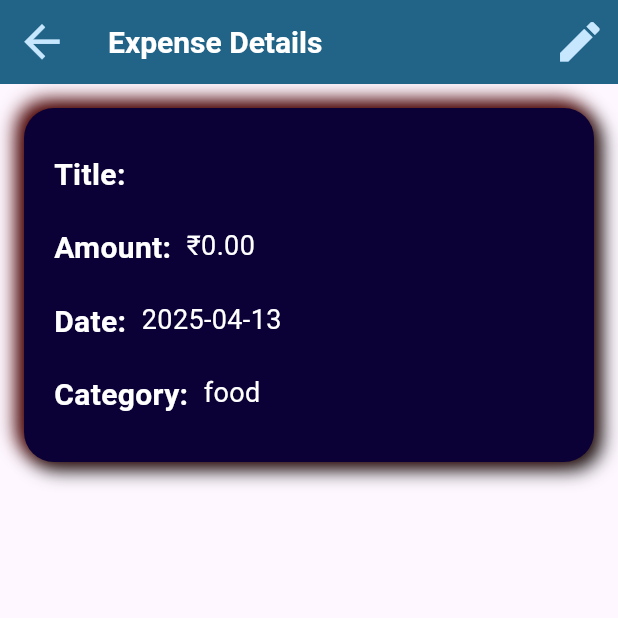
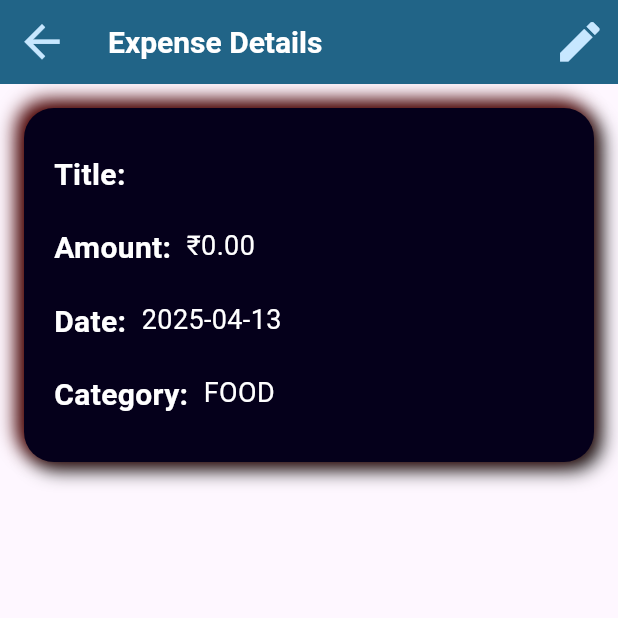
Before and after one commit to S-at-yam/Money-View, a Flutter app: the ExpenseDetailPage screen opened directly with empty values, on a phone screen of 412 x 824 dp, the top half of it. Run offline on Flutter 3.47's test engine with Material 3 defaults, Android fonts, the phone set to English and light mode, and no system bars; our stand-ins replace sqflite; accounts and stored records are empty.

```diff
--- a/lib/pages/expense_detail_page.dart
+++ b/lib/pages/expense_detail_page.dart
@@ -35,7 +35,7 @@ class ExpenseDetailPage extends StatelessWidget {
         child: Container(
           padding: const EdgeInsets.all(20),
           decoration: BoxDecoration(
-            color: const Color.fromARGB(255, 11, 1, 54),
+            color: const Color.fromARGB(255, 5, 0, 27),
             borderRadius: BorderRadius.circular(20),
             boxShadow: [
               BoxShadow(
@@ -59,7 +59,7 @@ class ExpenseDetailPage extends StatelessWidget {
               detailTile("Title", expense.title),
               detailTile("Amount", '₹${expense.amount.toStringAsFixed(2)}'),
               detailTile("Date", '${expense.date.toLocal()}'.split(' ')[0]),
-              detailTile("Category", expense.category.name),
+              detailTile("Category", expense.category.name.toUpperCase()),
               if (expense.description != null &&
                   expense.description!.isNotEmpty)
                 detailTile("Description", expense.description!),
--- a/lib/pages/home_page.dart
+++ b/lib/pages/home_page.dart
@@ -41,8 +41,8 @@ class _HomePageState extends State<HomePage> {
       return Scaffold(
         body: Center(
           child: Text(
-            'Kindly set ur profile first.',
-            style: TextStyle(color: Colors.black),
+            'Kindly add your profile first.',
+            style: TextStyle(color: Colors.black, fontSize: 20),
           ),
         ),
       );
```
Also changed, not shown: lib/pages/profile.dart (+10 -2 lines).
